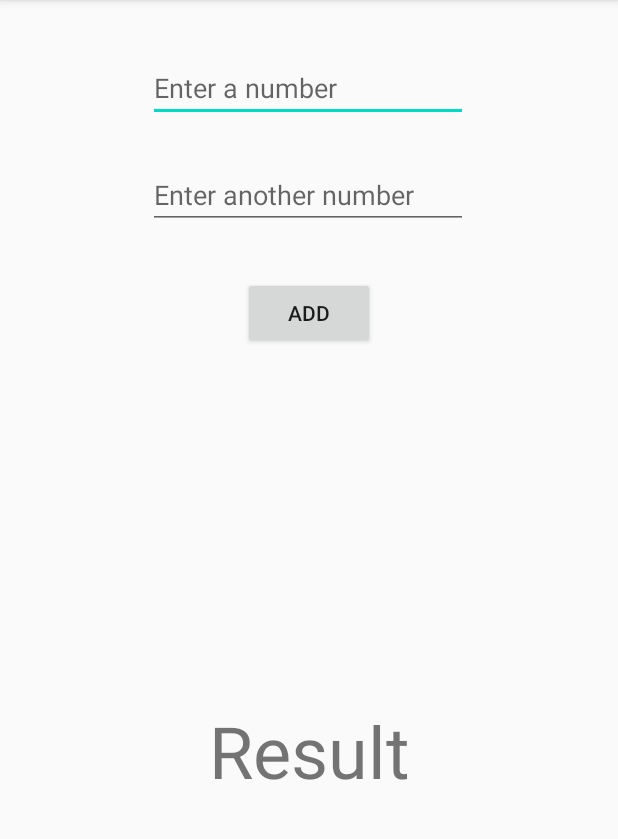
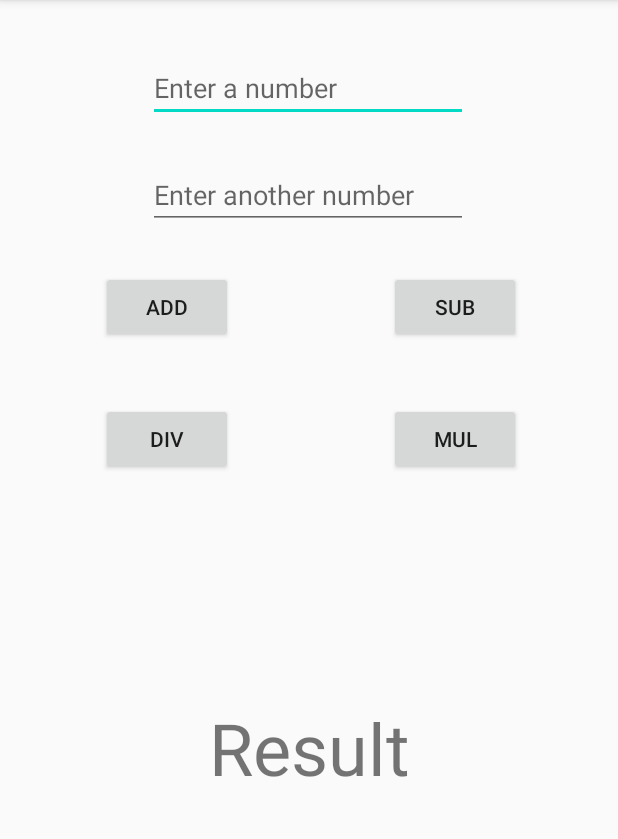
Before and after one commit to itshendson/learningCS, an Android app: the screen it shows after launch (MainActivity), on a phone screen of 412 x 824 dp, the part 84-923 px from its top. Run offline under Robolectric (Android 15) with nearby library versions, the phone set to English and light mode, and no system bars.

Commit message:
added ability to subtract, divide, multiply

```diff
--- a/BasicProjects/SimpleMathApp/app/src/main/java/com/example/simplemathapp/MainActivity.java
+++ b/BasicProjects/SimpleMathApp/app/src/main/java/com/example/simplemathapp/MainActivity.java
@@ -17,6 +17,10 @@ public class MainActivity extends AppCompatActivity {
         setContentView(R.layout.activity_main);
 
         Button addButton = (Button) findViewById(R.id.addButton);
+        Button subButton = (Button) findViewById(R.id.subButton);
+        Button divButton = (Button) findViewById(R.id.divButton);
+        Button mulButton = (Button) findViewById(R.id.mulButton);
+
         final EditText firstNumEditText = (EditText) findViewById(R.id.firstNumEditText);
         final EditText secondNumEditText = (EditText) findViewById(R.id.SecondNumEditText);
         final TextView resultTextView = (TextView) findViewById(R.id.resultTextView);
@@ -33,5 +37,46 @@ public class MainActivity extends AppCompatActivity {
                 resultTextView.onEditorAction(EditorInfo.IME_ACTION_DONE); // Dismisses keyboard after results shown
             }
         });
+
+        subButton.setOnClickListener(new View.OnClickListener() {
+            @Override
+            public void onClick(View v) {
+                int num1 = Integer.parseInt(firstNumEditText.getText().toString()); //Convert the text in EditText then convert it to String then convert it to integer
+                int num2 = Integer.parseInt(secondNumEditText.getText().toString());
+
+                int result = num1 - num2;
+
+                resultTextView.setText(""+result);
+                resultTextView.onEditorAction(EditorInfo.IME_ACTION_DONE); // Dismisses keyboard after results shown
+            }
+        });
+
+        divButton.setOnClickListener(new View.OnClickListener() {
+            @Override
+            public void onClick(View v) {
+                int num1 = Integer.parseInt(firstNumEditText.getText().toString()); //Convert the text in EditText then convert it to String then convert it to integer
+                int num2 = Integer.parseInt(secondNumEditText.getText().toString());
+
+                int result = num1 / num2;
+
+                resultTextView.setText(""+result);
+                resultTextView.onEditorAction(EditorInfo.IME_ACTION_DONE); // Dismisses keyboard after results shown
+            }
+        });
+
+        mulButton.setOnClickListener(new View.OnClickListener() {
+            @Override
+            public void onClick(View v) {
+                int num1 = Integer.parseInt(firstNumEditText.getText().toString()); //Convert the text in EditText then convert it to String then convert it to integer
+                int num2 = Integer.parseInt(secondNumEditText.getText().toString());
+
+                int result = num1 * num2;
+
+                resultTextView.setText(""+result);
+                resultTextView.onEditorAction(EditorInfo.IME_ACTION_DONE); // Dismisses keyboard after results shown
+            }
+        });
+
+
     }
 }
--- a/BasicProjects/SimpleMathApp/app/src/main/res/layout/activity_main.xml
+++ b/BasicProjects/SimpleMathApp/app/src/main/res/layout/activity_main.xml
@@ -38,9 +38,10 @@
         android:id="@+id/addButton"
         android:layout_width="wrap_content"
         android:layout_height="wrap_content"
-        android:layout_marginTop="32dp"
+        android:layout_marginTop="28dp"
         android:text="Add"
         app:layout_constraintEnd_toEndOf="parent"
+        app:layout_constraintHorizontal_bias="0.207"
         app:layout_constraintStart_toStartOf="parent"
         app:layout_constraintTop_toBottomOf="@+id/SecondNumEditText" />
 
@@ -54,4 +55,37 @@
         app:layout_constraintEnd_toEndOf="parent"
         app:layout_constraintStart_toStartOf="parent"
         app:layout_constraintTop_toBottomOf="@+id/addButton" />
+
+    <Button
+        android:id="@+id/subButton"
+        android:layout_width="wrap_content"
+        android:layout_height="wrap_content"
+        android:layout_marginTop="28dp"
+        android:text="Sub"
+        app:layout_constraintEnd_toEndOf="parent"
+        app:layout_constraintHorizontal_bias="0.8"
+        app:layout_constraintStart_toStartOf="parent"
+        app:layout_constraintTop_toBottomOf="@+id/SecondNumEditText" />
+
+    <Button
+        android:id="@+id/divButton"
+        android:layout_width="wrap_content"
+        android:layout_height="wrap_content"
+        android:layout_marginTop="116dp"
+        android:text="Div"
+        app:layout_constraintEnd_toEndOf="parent"
+        app:layout_constraintHorizontal_bias="0.207"
+        app:layout_constraintStart_toStartOf="parent"
+        app:layout_constraintTop_toBottomOf="@+id/SecondNumEditText" />
+
+    <Button
+        android:id="@+id/mulButton"
+        android:layout_width="wrap_content"
+        android:layout_height="wrap_content"
+        android:layout_marginTop="116dp"
+        android:text="Mul"
+        app:layout_constraintEnd_toEndOf="parent"
+        app:layout_constraintHorizontal_bias="0.8"
+        app:layout_constraintStart_toStartOf="parent"
+        app:layout_constraintTop_toBottomOf="@+id/SecondNumEditText" />
 </androidx.constraintlayout.widget.ConstraintLayout>
```
